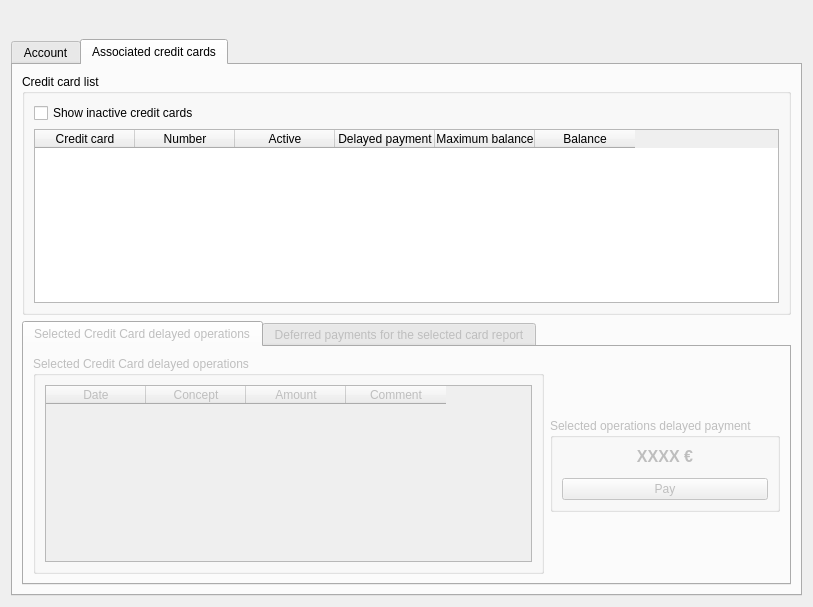
turulomio/xulpymoney, file xulpymoney/ui/frmAccountsReport.ui: the form before one commit.
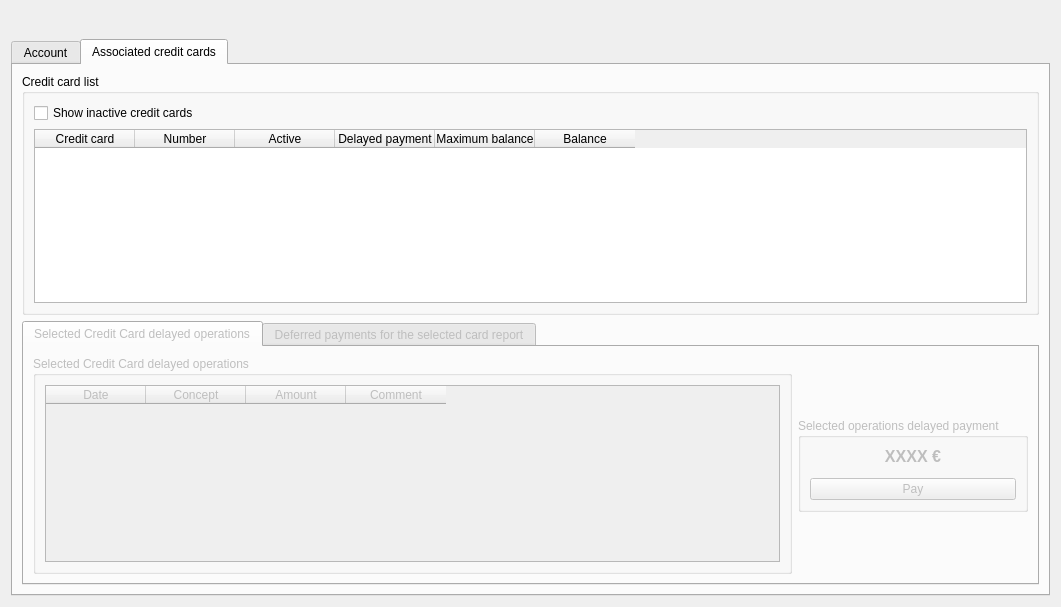
The form after the commit. The open tabs and pages were chosen to show the change. Icons and pictures are not drawn. Custom widgets are drawn as their Qt base class.

Commit message: Fixed problem with calendar in frmAccountReport. Fixes #36

What changed in the file:
```diff
--- a/xulpymoney/ui/frmAccountsReport.ui
+++ b/xulpymoney/ui/frmAccountsReport.ui
@@ -9,7 +9,7 @@
    <rect>
     <x>0</x>
     <y>0</y>
-    <width>813</width>
+    <width>1061</width>
     <height>607</height>
    </rect>
   </property>
@@ -447,6 +447,12 @@
                 <layout class="QHBoxLayout" name="horizontalLayout_6">
                  <item>
                   <widget class="QGroupBox" name="grpOperTarjetas">
+                   <property name="sizePolicy">
+                    <sizepolicy hsizetype="Preferred" vsizetype="Preferred">
+                     <horstretch>2</horstretch>
+                     <verstretch>0</verstretch>
+                    </sizepolicy>
+                   </property>
                    <property name="title">
                     <string>Selected Credit Card delayed operations</string>
                    </property>
@@ -517,17 +523,11 @@
                    <item>
                     <widget class="QGroupBox" name="grpPago">
                      <property name="sizePolicy">
-                      <sizepolicy hsizetype="Minimum" vsizetype="Preferred">
-                       <horstretch>0</horstretch>
+                      <sizepolicy hsizetype="Preferred" vsizetype="Preferred">
+                       <horstretch>1</horstretch>
                        <verstretch>0</verstretch>
                       </sizepolicy>
                      </property>
-                     <property name="maximumSize">
-                      <size>
-                       <width>400</width>
-                       <height>16777215</height>
-                      </size>
-                     </property>
                      <property name="title">
                       <string>Selected operations delayed payment</string>
                      </property>
@@ -536,6 +536,12 @@
                        <layout class="QVBoxLayout" name="verticalLayout_8">
                         <item>
                          <widget class="QLabel" name="lblPago">
+                          <property name="sizePolicy">
+                           <sizepolicy hsizetype="Minimum" vsizetype="Preferred">
+                            <horstretch>0</horstretch>
+                            <verstretch>0</verstretch>
+                           </sizepolicy>
+                          </property>
                           <property name="font">
                            <font>
                             <pointsize>12</pointsize>
@@ -560,6 +566,12 @@
                         </item>
                         <item>
                          <widget class="QPushButton" name="cmdPago">
+                          <property name="sizePolicy">
+                           <sizepolicy hsizetype="Minimum" vsizetype="Fixed">
+                            <horstretch>0</horstretch>
+                            <verstretch>0</verstretch>
+                           </sizepolicy>
+                          </property>
                           <property name="text">
                            <string>Pay</string>
                           </property>
```
Left out of the diff: 11 changed lines with no effect on the pictures. The commit also changes 4 other files.
